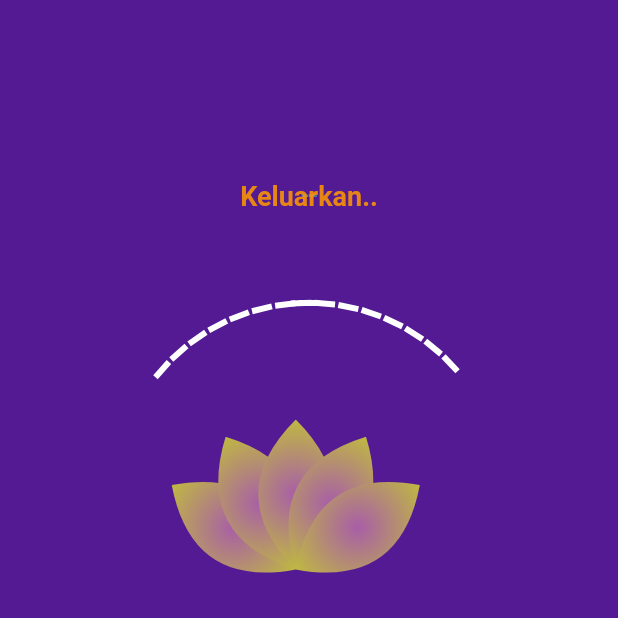
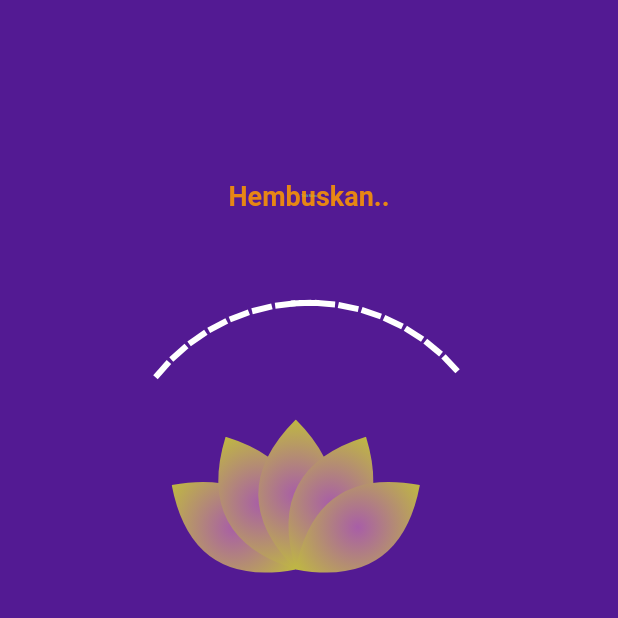
Before and after one commit to nobelleon/Flutter-Bunga-App, a Flutter app: the screen it shows after launch, on a phone screen of 412 x 824 dp, the top half of it. Run offline on Flutter 3.47's test engine with Material 2 defaults, Android fonts, the phone set to English and light mode, and no system bars.

Commit message:
Update animasi_bunga.dart

```diff
--- a/lib/animasi_bunga.dart
+++ b/lib/animasi_bunga.dart
@@ -58,7 +58,7 @@ class _AnimasiBungaState extends State<AnimasiBunga>
     animationController!.addListener(() {
       if (animationController!.status == AnimationStatus.forward) {
         setState(() {
-          breatheText = 'Keluarkan..';
+          breatheText = 'Hembuskan..';
           textColor = color4;
         });
       }
```
